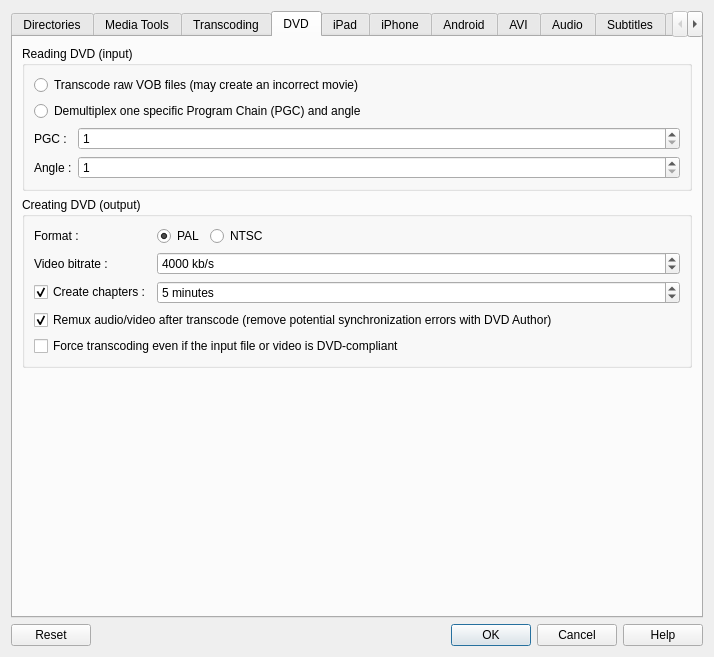
qtlmovie/qtlmovie, file src/QtlMovie/QtlMovieEditSettings.ui: the form before one commit.
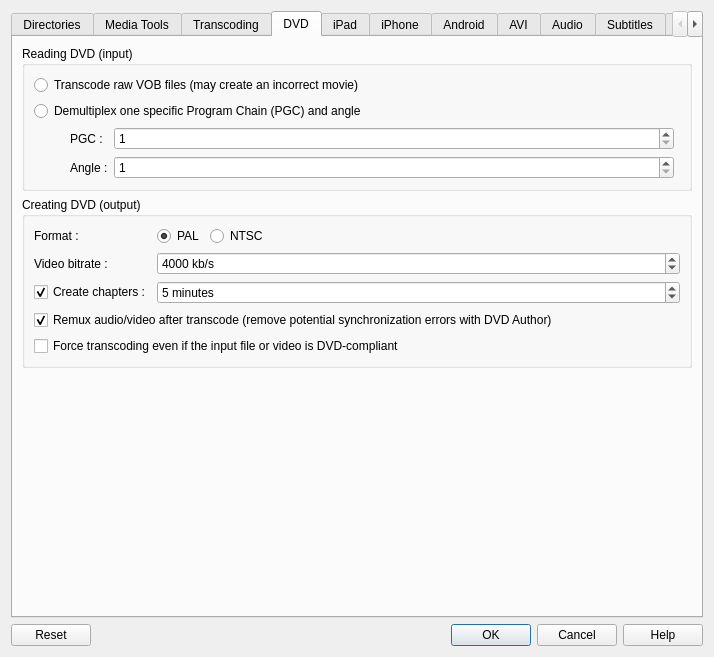
The form after the commit. The open tabs and pages were chosen to show the change. Icons and pictures are not drawn. Custom widgets are drawn as their Qt base class.

Commit message:
Improve presentation of DVD demux settings.
Indent PGC and Angle options to show that they depend
on the radio button above them.

```diff
--- a/src/QtlMovie/QtlMovieEditSettings.ui
+++ b/src/QtlMovie/QtlMovieEditSettings.ui
@@ -548,21 +548,28 @@
           <string>Reading DVD (input)</string>
          </property>
          <layout class="QGridLayout" name="layoutDvdInput">
-          <item row="2" column="0">
+          <item row="3" column="1">
            <widget class="QLabel" name="labelDvdProgramChain">
             <property name="text">
              <string>PGC :</string>
             </property>
            </widget>
           </item>
-          <item row="0" column="0" colspan="2">
+          <item row="0" column="0" colspan="4">
            <widget class="QRadioButton" name="radioTranscodeRawVob">
             <property name="text">
              <string>Transcode raw VOB files (may create an incorrect movie)</string>
             </property>
            </widget>
           </item>
-          <item row="2" column="1">
+          <item row="1" column="0" colspan="4">
+           <widget class="QRadioButton" name="radioDemuxProgramChain">
+            <property name="text">
+             <string>Demultiplex one specific Program Chain (PGC) and angle</string>
+            </property>
+           </widget>
+          </item>
+          <item row="3" column="2">
            <widget class="QSpinBox" name="spinDvdProgramChain">
             <property name="sizePolicy">
              <sizepolicy hsizetype="Expanding" vsizetype="Fixed">
@@ -584,35 +591,44 @@
             </property>
            </widget>
           </item>
-          <item row="3" column="0">
+          <item row="4" column="2">
+           <widget class="QSpinBox" name="spinDvdAngle">
+            <property name="sizePolicy">
+             <sizepolicy hsizetype="Expanding" vsizetype="Fixed">
+              <horstretch>0</horstretch>
+              <verstretch>0</verstretch>
+             </sizepolicy>
+            </property>
+            <property name="minimum">
+             <number>1</number>
+            </property>
+            <property name="maximum">
+             <number>256</number>
+            </property>
+           </widget>
+          </item>
+          <item row="4" column="1">
            <widget class="QLabel" name="labelDvdAngle">
             <property name="text">
              <string>Angle :</string>
             </property>
            </widget>
           </item>
-          <item row="3" column="1">
-           <widget class="QSpinBox" name="spinDvdAngle">
-            <property name="sizePolicy">
-             <sizepolicy hsizetype="Expanding" vsizetype="Fixed">
-              <horstretch>0</horstretch>
-              <verstretch>0</verstretch>
-             </sizepolicy>
+          <item row="3" column="0" rowspan="2">
+           <spacer name="spaceDvdDemuxOptions">
+            <property name="orientation">
+             <enum>Qt::Horizontal</enum>
             </property>
-            <property name="minimum">
-             <number>1</number>
+            <property name="sizeType">
+             <enum>QSizePolicy::Fixed</enum>
             </property>
-            <property name="maximum">
-             <number>256</number>
+            <property name="sizeHint" stdset="0">
+             <size>
+              <width>30</width>
+              <height>20</height>
+             </size>
             </property>
-           </widget>
-          </item>
-          <item row="1" column="0" colspan="2">
-           <widget class="QRadioButton" name="radioDemuxProgramChain">
-            <property name="text">
-             <string>Demultiplex one specific Program Chain (PGC) and angle</string>
-            </property>
-           </widget>
+           </spacer>
           </item>
          </layout>
         </widget>
```
